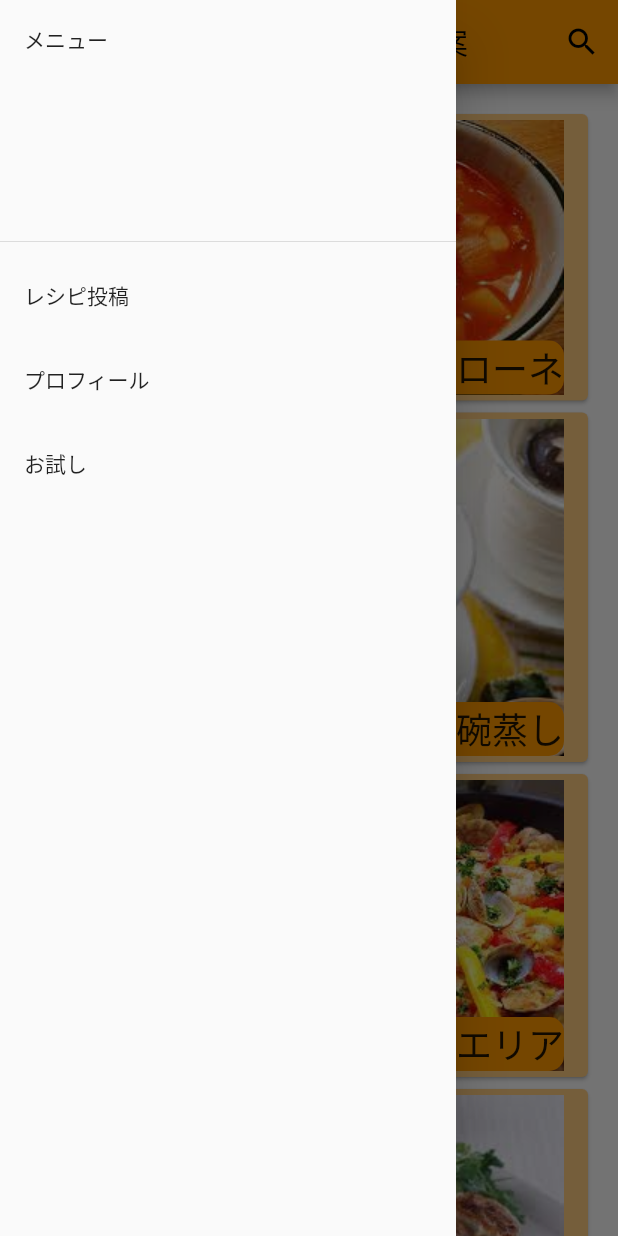
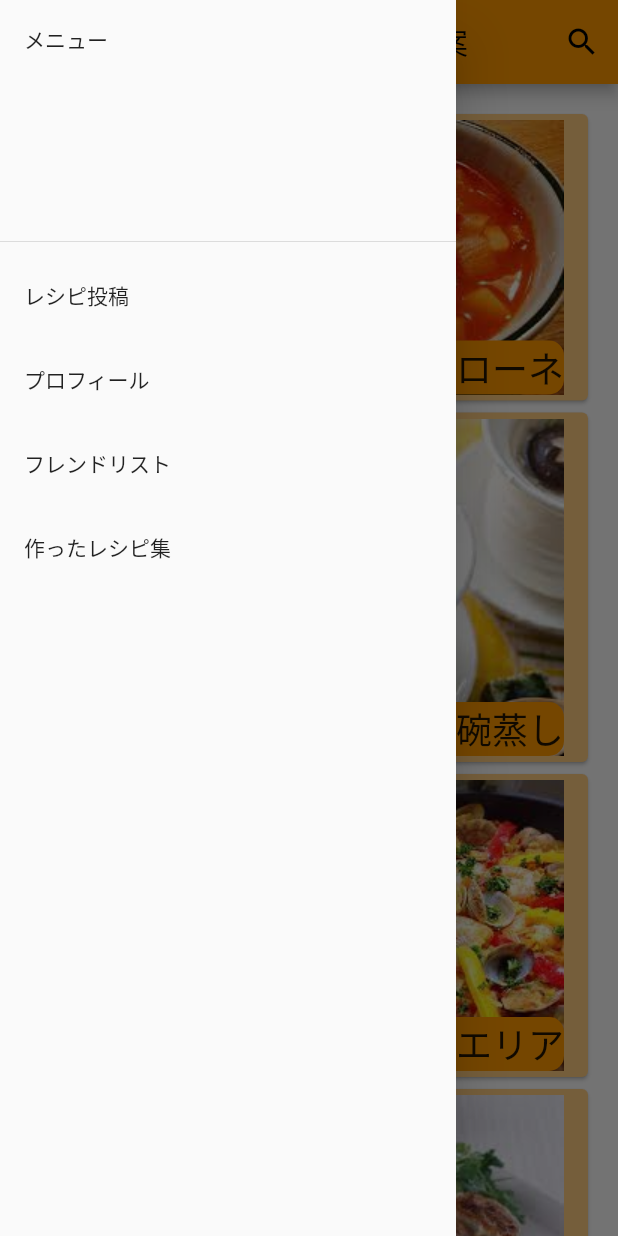
Before and after one commit to enpitut2021/phoenix, a Flutter app: the screen it shows after launch, with the side drawer open, on a phone screen of 412 x 824 dp. Run offline on Flutter 3.47's test engine with Material 2 defaults, Android fonts, the phone set to English and light mode, and no system bars; our stand-ins replace cloud_firestore, firebase_core; missing offline and left inert: cloud_firestore_web, firebase_core_web, firebase_storage_web, flutter_keyboard_visibility_web, image_picker_for_web; accounts and stored records are empty.

Commit message:
登録画面の遷移の設定

```diff
--- a/lib/common_widget/friendlistwidget.dart
+++ b/lib/common_widget/friend_list_widget.dart
@@ -6,7 +6,7 @@ List<Widget> friendlisttile(List<int> friends, double width, TextStyle textstyle
   for(int i=0; i<friends.length; i++){
     Widget tmp = GestureDetector(onTap: ontap,
         child: Container(
-          margin: EdgeInsets.only(left:20, right:20, top:20),
+          margin: const EdgeInsets.only(left:20, right:20, top:20),
           child:Text(friends[i].toString(),style:textstyle),
           color:Colors.orangeAccent,
           alignment: Alignment.center,
--- a/lib/main.dart
+++ b/lib/main.dart
@@ -4,7 +4,8 @@
 import 'package:flutter/material.dart';
 import 'package:cloud_firestore/cloud_firestore.dart';
 import 'package:firebase_core/firebase_core.dart';
-import 'package:phoenix/pages/profil/friendlist.dart';
+import 'package:phoenix/pages/profil/friend_list.dart';
+import 'package:phoenix/pages/profil/register_list.dart';
 
 ///mylibrary~
 import 'recipe/load_data.dart';
@@ -14,7 +15,8 @@ import 'data/operatelist.dart';
 import './pages/search_vc/search_vc.dart';
 import './pages/upload_recipe/upload_page.dart';
 import 'package:phoenix/pages/profil/profil.dart';
-import 'package:phoenix/common_widget/friendlistwidget.dart';
+import 'package:phoenix/common_widget/friend_list_widget.dart';
+import 'package:phoenix/common_widget/register_list_widget.dart';
 
 void main() async {
   WidgetsFlutterBinding.ensureInitialized();
@@ -40,7 +42,8 @@ class MyApp extends StatelessWidget {
         '/search': (context) => const SearchVC(),
         '/uploadrecipe': (context) => const UpLoadRecipe(),
         '/profil': (context) => const ProfilPage(),
-        '/friendList': (context) => const FriendList()
+        '/friendList': (context) => const FriendList(),
+        '/registerPage': (context) => const RegisterList()
       },
 
       theme: ThemeData(
@@ -114,9 +117,15 @@ class _SuggestRecipesState extends State<SuggestRecipes> {
             },
           ),
           ListTile(
-            title: const Text('お試し'),
+            title: const Text('フレンドリスト'),
             onTap: () {
               Navigator.pushNamed((context), '/friendList');
+            },
+          ),
+          ListTile(
+            title: const Text('作ったレシピ集'),
+            onTap: () {
+              Navigator.pushNamed((context), '/registerPage');
             },
           ),
         ]),
--- a/lib/pages/profil/friendlist.dart
+++ b/lib/pages/profil/friend_list.dart
@@ -1,5 +1,5 @@
  import 'package:flutter/material.dart';
- import 'package:phoenix/common_widget/friendlistwidget.dart';
+ import 'package:phoenix/common_widget/friend_list_widget.dart';
 
 class FriendList extends StatefulWidget {
   const FriendList({Key? key}) : super(key: key);
```
Also changed, not shown: lib/common_widget/register_list_widget.dart (added, +34 -0 lines), lib/pages/profil/register_list.dart (added, +26 -0 lines).
